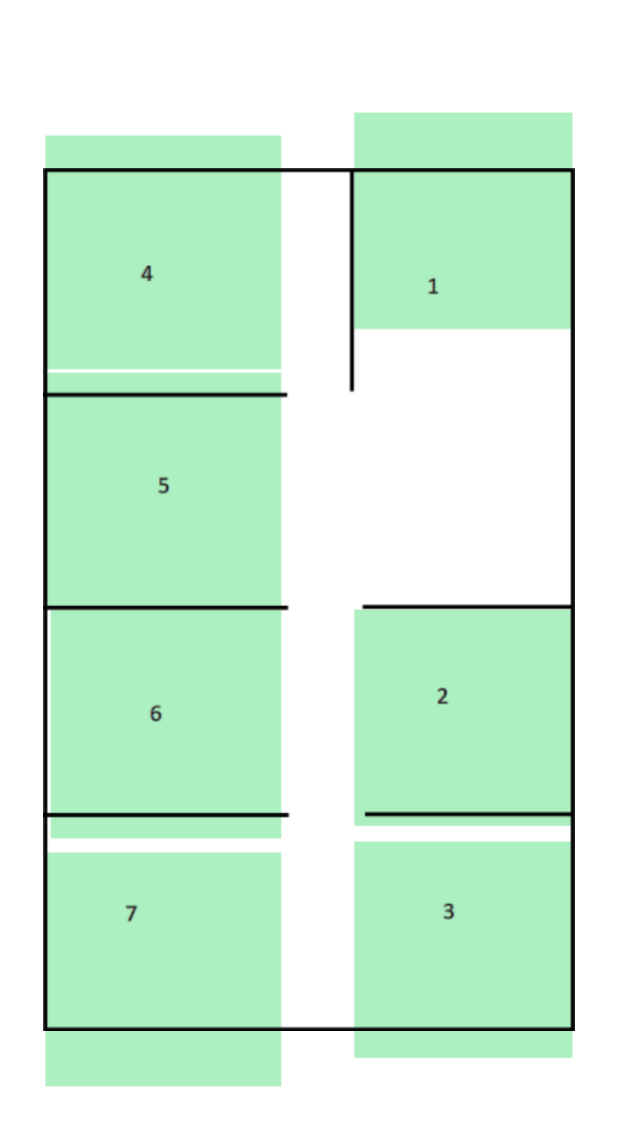
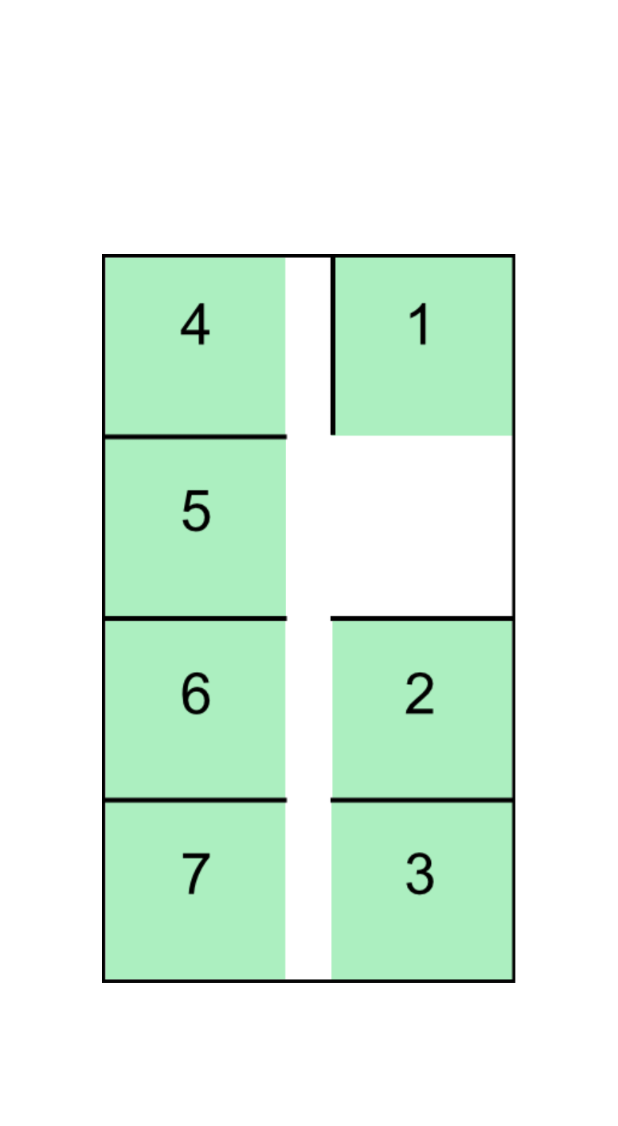
Before and after one commit to piper56M/SmartParkingApp, an Android app: the layout fragment_dashboard.xml on its own in the app's theme, with its tools: preview values and no code run, on a phone screen of 412 x 824 dp. Shown: the top 1126 px of the screen. Run offline under Robolectric (Android 15) with nearby library versions, the phone set to English and light mode, and no system bars.

Commit message:
Layout updated finished

```diff
--- a/app/src/main/AndroidManifest.xml
+++ b/app/src/main/AndroidManifest.xml
@@ -19,7 +19,8 @@
         </activity>
         <activity
             android:name=".MainActivity"
-            android:exported="true">
+            android:exported="true"
+            android:screenOrientation="portrait">
             <intent-filter>
                 <action android:name="android.intent.action.MAIN" />
 
--- a/app/src/main/res/layout/fragment_dashboard.xml
+++ b/app/src/main/res/layout/fragment_dashboard.xml
@@ -8,6 +8,13 @@
     android:layout_height="match_parent"
     tools:context=".ui.dashboard.DashboardFragment">
 
+    <androidx.constraintlayout.widget.ConstraintLayout
+        android:layout_width="280dp"
+        android:layout_height="486dp"
+        app:layout_constraintTop_toTopOf="parent"
+        app:layout_constraintBottom_toBottomOf="parent"
+        app:layout_constraintStart_toStartOf="parent"
+        app:layout_constraintEnd_toEndOf="parent">
 
         <androidx.constraintlayout.widget.Guideline
             android:id="@+id/guideline4"
@@ -21,144 +28,91 @@
             android:layout_width="wrap_content"
             android:layout_height="wrap_content"
             android:orientation="vertical"
-        app:layout_constraintGuide_percent="0.57" />
+            app:layout_constraintGuide_percent="0.54" />
 
-    <androidx.constraintlayout.widget.Guideline
-        android:id="@+id/guideline6"
-        android:layout_width="wrap_content"
-        android:layout_height="wrap_content"
-        android:orientation="vertical"
-        app:layout_constraintGuide_percent="0.07" />
-
-    <androidx.constraintlayout.widget.Guideline
-        android:id="@+id/guideline3"
-        android:layout_width="wrap_content"
-        android:layout_height="wrap_content"
-        android:orientation="vertical"
-        app:layout_constraintGuide_percent="0.93" />
-
-    <androidx.constraintlayout.widget.Guideline
-        android:id="@+id/hguideline2"
-        android:layout_width="wrap_content"
-        android:layout_height="wrap_content"
-        android:orientation="horizontal"
-        app:layout_constraintGuide_percent="0.88" />
-
-    <androidx.constraintlayout.widget.Guideline
-        android:id="@+id/hguideline3"
-        android:layout_width="wrap_content"
-        android:layout_height="wrap_content"
-        android:orientation="horizontal"
-        app:layout_constraintGuide_percent="0.68" />
-
-    <androidx.constraintlayout.widget.Guideline
-        android:id="@+id/hguideline4"
-        android:layout_width="wrap_content"
-        android:layout_height="wrap_content"
-        android:orientation="horizontal"
-        app:layout_constraintGuide_percent="0.492
-" />
-
-    <androidx.constraintlayout.widget.Guideline
-        android:id="@+id/hguideline5"
-        android:layout_width="wrap_content"
-        android:layout_height="wrap_content"
-        android:orientation="horizontal"
-        app:layout_constraintGuide_percent="0.3" />
-
-    <androidx.constraintlayout.widget.Guideline
-        android:id="@+id/hguideline6"
-        android:layout_width="wrap_content"
-        android:layout_height="wrap_content"
-        android:orientation="horizontal"
-        app:layout_constraintGuide_percent="0.09" />
+        <ImageView
+            android:id="@+id/imageView"
+            android:layout_width="match_parent"
+            android:layout_height="match_parent"
+            android:elevation="1dp"
+            android:src="@drawable/parking_lot_animation"
+            app:layout_constraintBottom_toBottomOf="parent"
+            app:layout_constraintEnd_toEndOf="parent"
+            app:layout_constraintStart_toStartOf="parent"
+            app:layout_constraintTop_toTopOf="parent" />
 
         <ImageView
             android:id="@+id/spot3Opened"
             android:layout_width="0dp"
             android:layout_height="0dp"
-        android:scaleType="fitStart"
             android:src="@drawable/spot_opened"
-        app:layout_constraintBottom_toBottomOf="@+id/hguideline2"
-        app:layout_constraintEnd_toEndOf="@+id/guideline3"
+            app:layout_constraintBottom_toBottomOf="parent"
+            app:layout_constraintEnd_toEndOf="parent"
             app:layout_constraintStart_toStartOf="@+id/guideline5"
-        app:layout_constraintTop_toTopOf="@+id/hguideline3" />
+            app:layout_constraintTop_toTopOf="@+id/spot7Opened" />
 
         <ImageView
             android:id="@+id/spot2Opened"
             android:layout_width="0dp"
             android:layout_height="0dp"
-        android:scaleType="fitStart"
             android:src="@drawable/spot_opened"
-        app:layout_constraintBottom_toBottomOf="@+id/hguideline3"
-        app:layout_constraintEnd_toEndOf="@+id/guideline3"
+            app:layout_constraintBottom_toTopOf="@+id/spot3Opened"
+            app:layout_constraintEnd_toEndOf="parent"
             app:layout_constraintStart_toStartOf="@+id/guideline5"
-        app:layout_constraintTop_toTopOf="@+id/hguideline4"/>
+            app:layout_constraintTop_toTopOf="@+id/spot6Opened" />
 
         <ImageView
             android:id="@+id/spot7Opened"
             android:layout_width="0dp"
             android:layout_height="0dp"
-        android:scaleType="fitEnd"
+            android:layout_marginBottom="1dp"
             android:src="@drawable/spot_opened"
-        app:layout_constraintTop_toTopOf="@+id/hguideline3"
+            app:layout_constraintBottom_toBottomOf="parent"
             app:layout_constraintEnd_toEndOf="@+id/guideline4"
-        app:layout_constraintStart_toStartOf="@+id/guideline6"
-        app:layout_constraintBottom_toBottomOf="@+id/hguideline2" />
+            app:layout_constraintStart_toStartOf="parent"
+            app:layout_constraintTop_toBottomOf="@+id/spot6Opened" />
 
         <ImageView
             android:id="@+id/spot6Opened"
             android:layout_width="0dp"
             android:layout_height="0dp"
-        android:scaleType="fitEnd"
             android:src="@drawable/spot_opened"
-        app:layout_constraintBottom_toBottomOf="@+id/hguideline3"
+            app:layout_constraintBottom_toTopOf="@+id/spot7Opened"
             app:layout_constraintEnd_toEndOf="@+id/guideline4"
-        app:layout_constraintStart_toStartOf="@+id/guideline6"
-        app:layout_constraintTop_toTopOf="@+id/hguideline4" />
+            app:layout_constraintStart_toStartOf="parent"
+            app:layout_constraintTop_toBottomOf="@+id/spot5Opened" />
 
         <ImageView
             android:id="@+id/spot5Opened"
             android:layout_width="0dp"
             android:layout_height="0dp"
-        android:scaleType="fitEnd"
             android:src="@drawable/spot_opened"
-        app:layout_constraintBottom_toBottomOf="@+id/hguideline4"
-        app:layout_constraintEnd_toEndOf="@+id/guideline4"
-        app:layout_constraintStart_toStartOf="@+id/guideline6"
-        app:layout_constraintTop_toTopOf="@+id/hguideline5" />
+            app:layout_constraintStart_toStartOf="parent"
+            app:layout_constraintBottom_toTopOf="@+id/spot6Opened"
+            app:layout_constraintTop_toBottomOf="@+id/spot4Opened"
+            app:layout_constraintEnd_toEndOf="@+id/guideline4"/>
 
         <ImageView
             android:id="@+id/spot4Opened"
             android:layout_width="0dp"
             android:layout_height="0dp"
-        android:scaleType="fitEnd"
+            android:layout_marginTop="1dp"
             android:src="@drawable/spot_opened"
-        app:layout_constraintBottom_toBottomOf="@+id/hguideline5"
+            app:layout_constraintBottom_toTopOf="@id/spot5Opened"
             app:layout_constraintEnd_toEndOf="@+id/guideline4"
-        app:layout_constraintStart_toStartOf="@+id/guideline6"
-        app:layout_constraintTop_toTopOf="@+id/hguideline6"/>
+            app:layout_constraintStart_toStartOf="parent"
+            app:layout_constraintTop_toTopOf="parent" />
 
         <ImageView
             android:id="@+id/spot1Opened"
             android:layout_width="0dp"
             android:layout_height="0dp"
             android:src="@drawable/spot_opened"
-        android:scaleType="fitStart"
-        app:layout_constraintBottom_toBottomOf="@+id/hguideline5"
-        app:layout_constraintEnd_toEndOf="@+id/guideline3"
+            app:layout_constraintBottom_toBottomOf="@+id/spot4Opened"
+            app:layout_constraintEnd_toEndOf="parent"
             app:layout_constraintStart_toStartOf="@+id/guideline5"
-        app:layout_constraintTop_toTopOf="@+id/hguideline6" />
-
-    <ImageView
-        android:id="@+id/imageView"
-        android:layout_width="0dp"
-        android:layout_height="0dp"
-        android:src="@drawable/parking_lot_animation"
-        app:layout_constraintBottom_toBottomOf="@+id/hguideline2"
-        app:layout_constraintEnd_toEndOf="@+id/guideline3"
-        app:layout_constraintStart_toStartOf="@id/guideline6"
-        app:layout_constraintTop_toTopOf="@+id/hguideline6"/>
-
+            app:layout_constraintTop_toTopOf="parent" />
 
     </androidx.constraintlayout.widget.ConstraintLayout>
+
+</androidx.constraintlayout.widget.ConstraintLayout>
```
Also changed, not shown: app/src/main/res/drawable/parking_lot_animation.png. Lines whose indentation alone changed are shown as unchanged.
